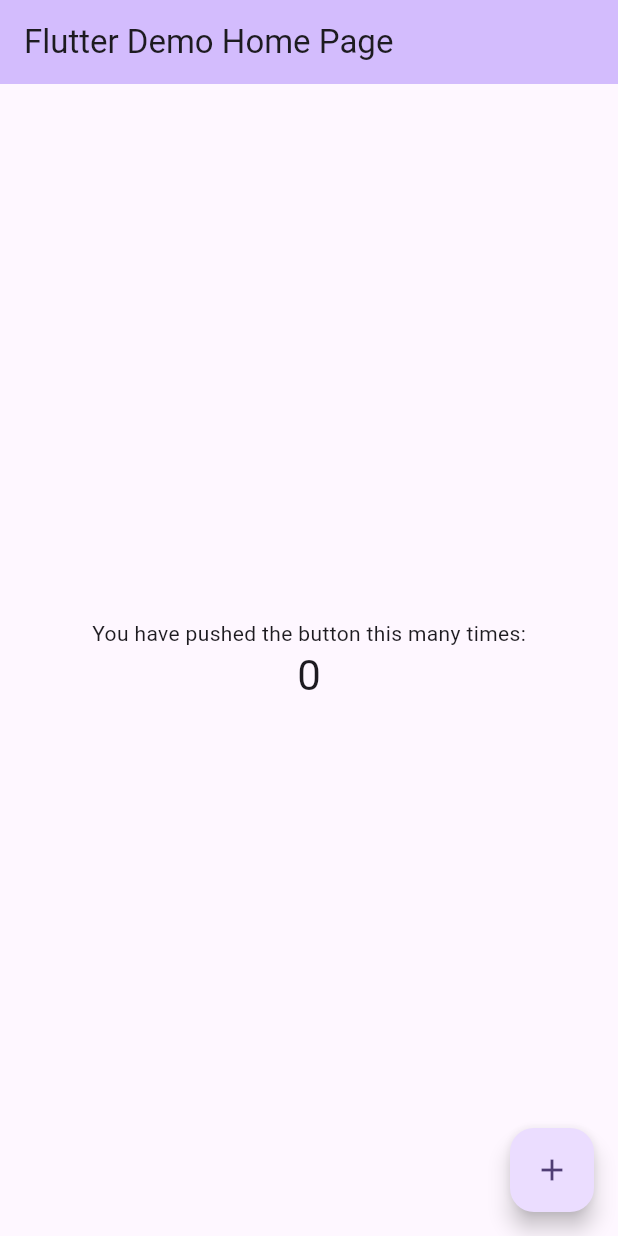
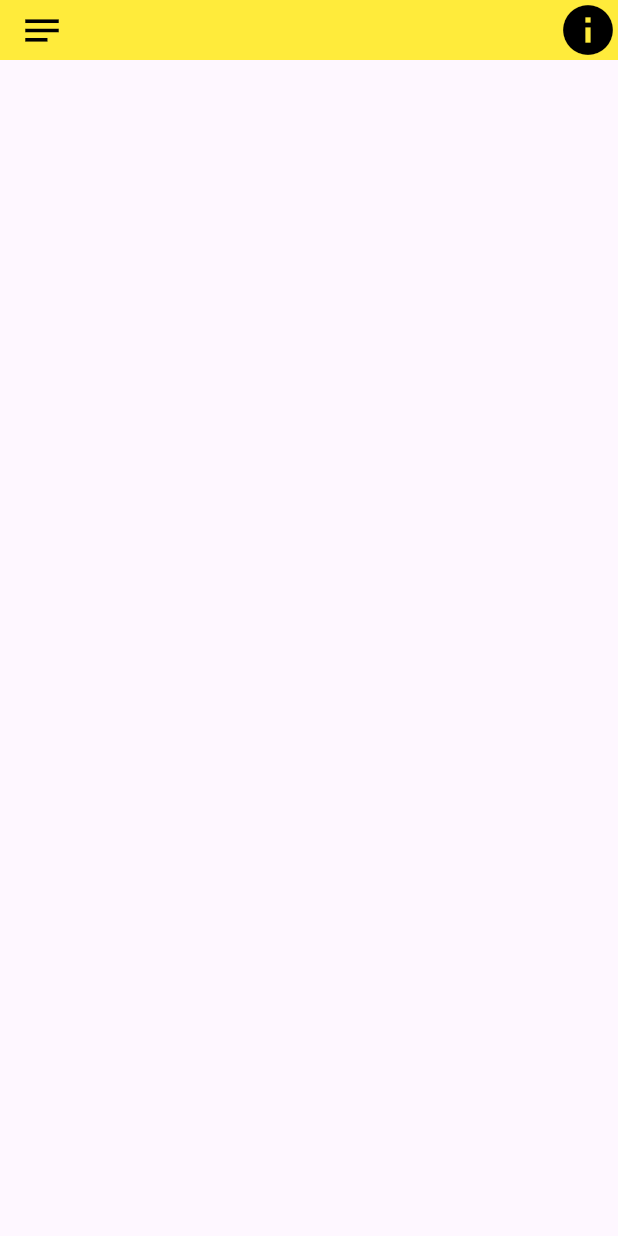
Before and after one commit to vipunsanjana/car-loan-calculator----flutter, a Flutter app: the screen it shows after launch, on a phone screen of 412 x 824 dp. Run offline on Flutter 3.47's test engine with Material 3 defaults, Android fonts, the phone set to English and light mode, and no system bars.

Commit message:
app bar ok

```diff
--- a/lib/main.dart
+++ b/lib/main.dart
@@ -1,78 +1,46 @@
+
 import 'package:flutter/material.dart';
 
-void main() {
-  runApp(const MyApp());
+void main() => runApp(MaterialApp(
+  home: HomePage(),
+  debugShowCheckedModeBanner: false,
+));
+
+
+class HomePage extends StatefulWidget {
+  const HomePage({super.key});
+
+  @override
+  State<HomePage> createState() => _HomePageState();
 }
 
-class MyApp extends StatelessWidget {
-  const MyApp({super.key});
-
-  // This widget is the root of your application.
+class _HomePageState extends State<HomePage> {
   @override
   Widget build(BuildContext context) {
-    return MaterialApp(
-      title: 'Flutter Demo',
-      theme: ThemeData(
+    return Scaffold(
+      appBar: AppBar(
+        leading: const Icon(
+          Icons.notes,
+          size: 30,
+          color: Colors.black,
+        ),
+        toolbarHeight: 40,
+        backgroundColor: Colors.yellow,
+        elevation: 0,
+        actions: const [
+          Icon(
+            Icons.info,
+            size: 40,
+            color: Colors.black,
+          )
+        ],
+      ),
+      body: body(),
+    );
+  }
+  Widget body(){
+    return Container(
 
-        colorScheme: ColorScheme.fromSeed(seedColor: Colors.deepPurple),
-        useMaterial3: true,
-      ),
-      home: const MyHomePage(title: 'Flutter Demo Home Page'),
     );
   }
 }
-
-class MyHomePage extends StatefulWidget {
-  const MyHomePage({super.key, required this.title});
-
-
-  final String title;
-
-  @override
-  State<MyHomePage> createState() => _MyHomePageState();
-}
-
-class _MyHomePageState extends State<MyHomePage> {
-  int _counter = 0;
-
-  void _incrementCounter() {
-    setState(() {
-
-      _counter++;
-    });
-  }
-
-  @override
-  Widget build(BuildContext context) {
-
-    return Scaffold(
-      appBar: AppBar(
-
-        backgroundColor: Theme.of(context).colorScheme.inversePrimary,
-
-        title: Text(widget.title),
-      ),
-      body: Center(
-
-        child: Column(
-
-          mainAxisAlignment: MainAxisAlignment.center,
-          children: <Widget>[
-            const Text(
-              'You have pushed the button this many times:',
-            ),
-            Text(
-              '$_counter',
-              style: Theme.of(context).textTheme.headlineMedium,
-            ),
-          ],
-        ),
-      ),
-      floatingActionButton: FloatingActionButton(
-        onPressed: _incrementCounter,
-        tooltip: 'Increment',
-        child: const Icon(Icons.add),
-      ), // This trailing comma makes auto-formatting nicer for build methods.
-    );
-  }
-}
--- a/pubspec.yaml
+++ b/pubspec.yaml
@@ -35,6 +35,7 @@ dependencies:
   # The following adds the Cupertino Icons font to your application.
   # Use with the CupertinoIcons class for iOS style icons.
   cupertino_icons: ^1.0.2
+  google_fonts: ^2.1.0
 
 dev_dependencies:
   flutter_test:
```
Also changed, not shown: pubspec.lock, 1 other file.
